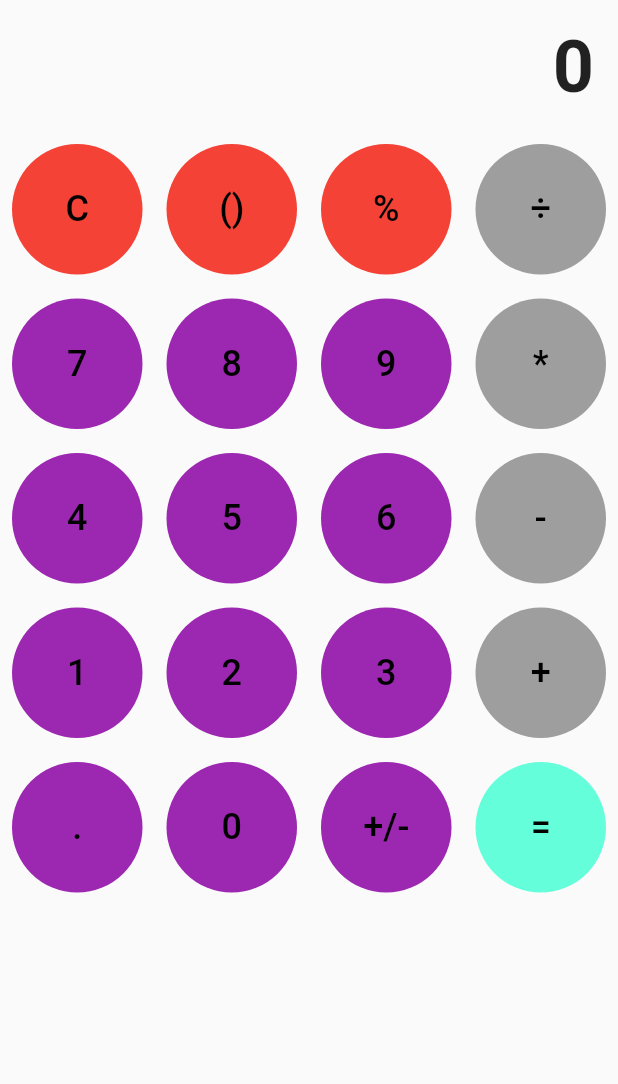
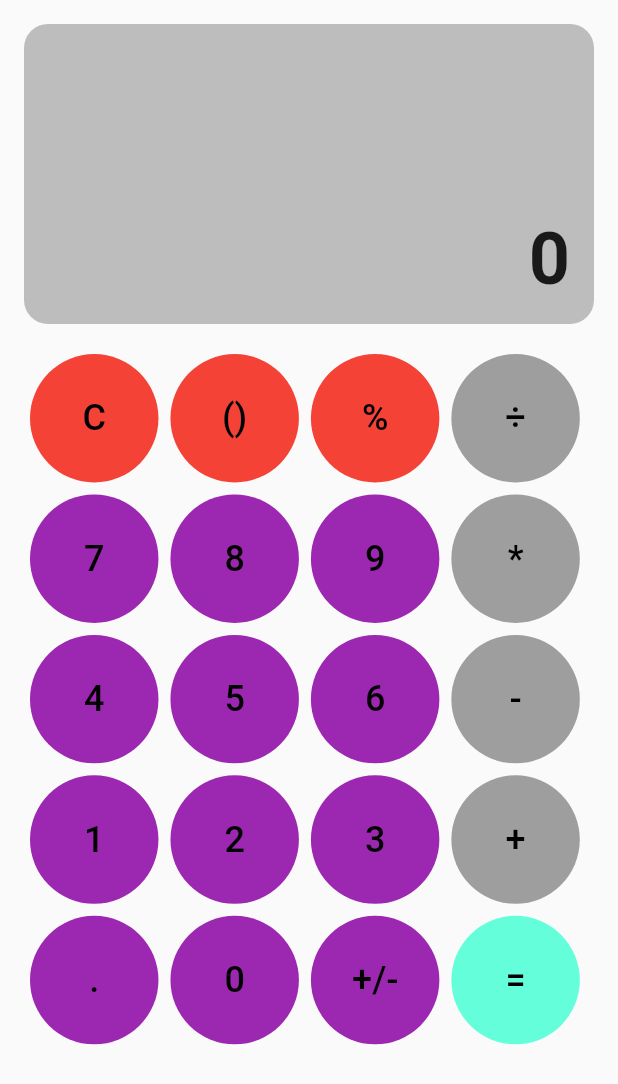
Before and after one commit to zenta-dev/calculator, a Flutter app: the screen it shows after launch, on a phone screen of 412 x 824 dp. Shown: the top 1084 px of the screen. Run offline on Flutter 3.47's test engine with Material 2 defaults, Android fonts, the phone set to English and light mode, and no system bars.

Commit message:
move to enum structure

```diff
--- a/lib/calculator_screen.dart
+++ b/lib/calculator_screen.dart
@@ -22,8 +22,15 @@ class _CalculatorScreenState extends State<CalculatorScreen> {
               child: SingleChildScrollView(
                 reverse: true,
                 child: Container(
+                  width: 300,
+                  height: 200,
                   alignment: Alignment.bottomRight,
                   padding: const EdgeInsets.all(16),
+                  margin: EdgeInsets.all(16),
+                  decoration: BoxDecoration(
+                    borderRadius: BorderRadius.circular(16),
+                    color: Colors.grey[400],
+                  ),
                   child: Text(
                     "0",
                     style: const TextStyle(
@@ -35,14 +42,17 @@ class _CalculatorScreenState extends State<CalculatorScreen> {
                 ),
               ),
             ),
-            Wrap(
-                children: ButtonArea1.values
-                    .map((e) => SizedBox(
-                          width: screenSize.width / 4,
-                          height: screenSize.width / 4,
-                          child: buildButton(text: e.text, color: e.color),
-                        ))
-                    .toList()),
+            Padding(
+              padding: const EdgeInsets.symmetric(horizontal: 16),
+              child: Wrap(
+                  children: ButtonArea1.values
+                      .map((e) => SizedBox(
+                            width: screenSize.width / 4.4,
+                            height: screenSize.width / 4.4,
+                            child: buildButton(text: e.text, color: e.color),
+                          ))
+                      .toList()),
+            ),
           ],
         ),
       ),
@@ -54,7 +64,7 @@ class _CalculatorScreenState extends State<CalculatorScreen> {
     required Color color,
   }) {
     return Container(
-      margin: EdgeInsets.all(8),
+      margin: EdgeInsets.all(4),
       clipBehavior: Clip.hardEdge,
       decoration:
           BoxDecoration(color: color, borderRadius: BorderRadius.circular(66)),
```
